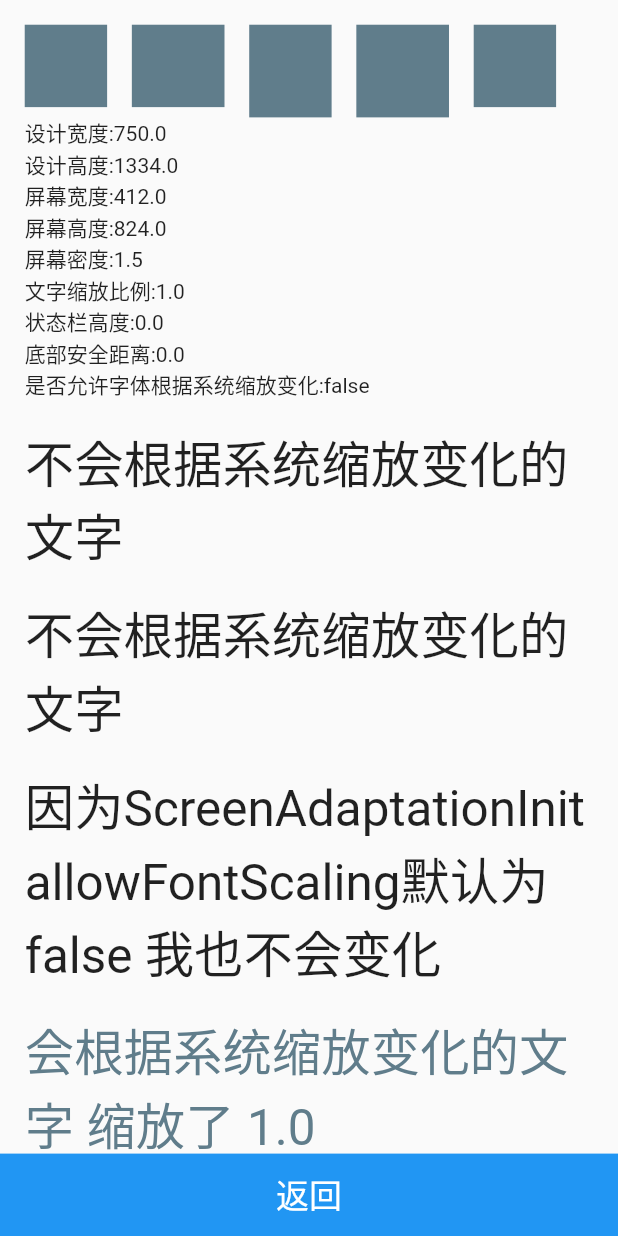
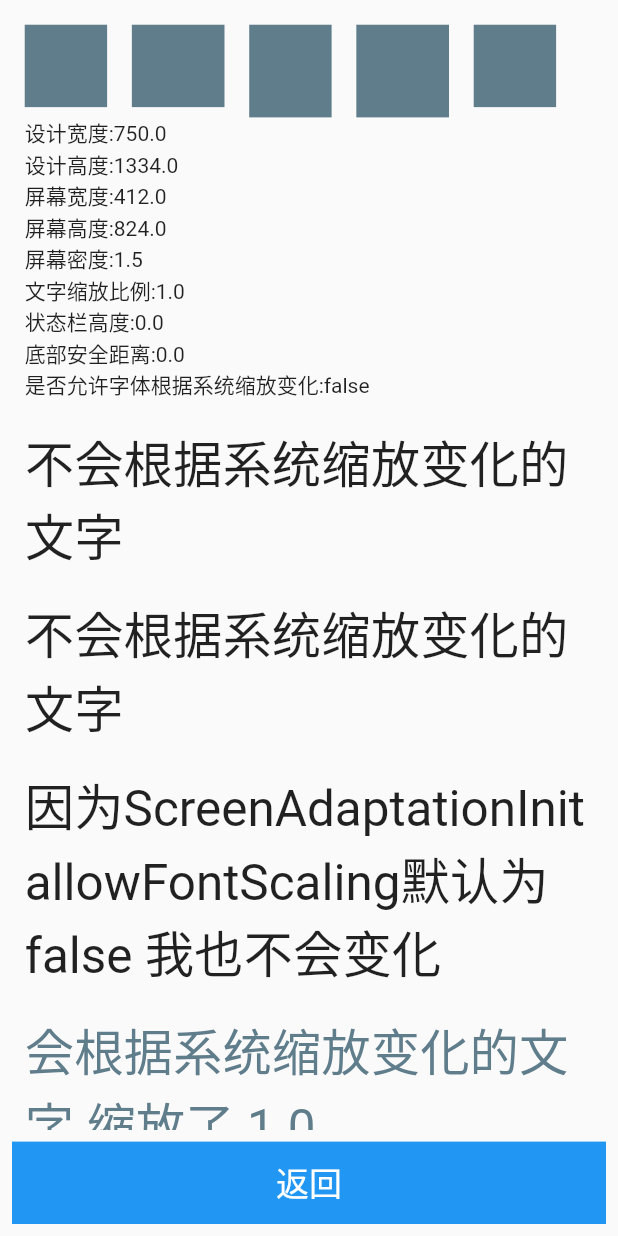
Before and after one commit to ShanRaw/screen_adaptation, a Flutter app: the screen it shows after launch, after a tap on "dome", on a phone screen of 412 x 824 dp. Run offline on Flutter 3.47's test engine with Material 2 defaults, Android fonts, the phone set to English and light mode, and no system bars.

Commit message:
feat: 升级版本

```diff
--- a/example/lib/main.dart
+++ b/example/lib/main.dart
@@ -33,7 +33,7 @@ class MyHomePage extends StatelessWidget {
       appBar: AppBar(
         title: Text('screen_adaptation'),
         actions: [
-          FlatButton(
+          TextButton(
               onPressed: () => Navigator.push(
                   context,
                   MaterialPageRoute(
@@ -206,8 +206,7 @@ class DomePage extends StatelessWidget {
           ],
         ),
       ), // This trailing comma makes auto-formatting nicer for build methods.
-      bottomNavigationBar: FlatButton(
-        padding: EdgeInsets.zero,
+      bottomNavigationBar: TextButton(
         onPressed: () => Navigator.maybePop(context),
         child: Container(
           height: 100.w,
--- a/pubspec.yaml
+++ b/pubspec.yaml
@@ -1,6 +1,6 @@
 name: screen_adaptation
 description: screen adaptation
-version: 0.0.2
+version: 0.2.0-nullsafety.0
 homepage: https://github.com/UseZwb
 repository: https://github.com/UseZwb/screen_adaptation
 issue_tracker: https://github.com/UseZwb/screen_adaptation/issues
```
Also changed, not shown: example/pubspec.lock, pubspec.lock, 1 other file.
